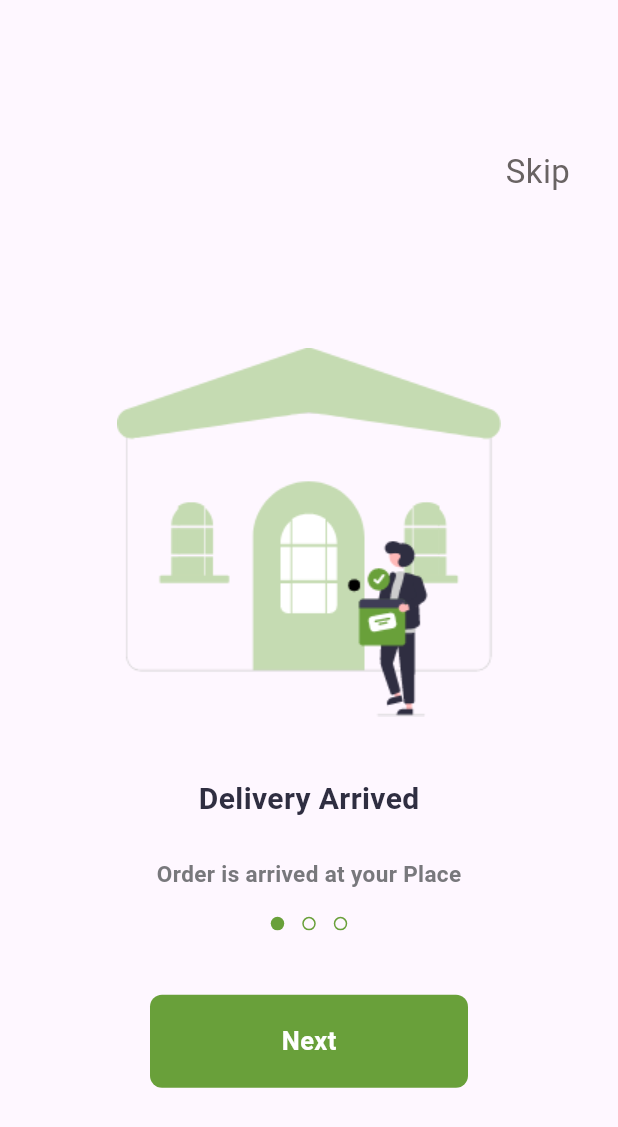
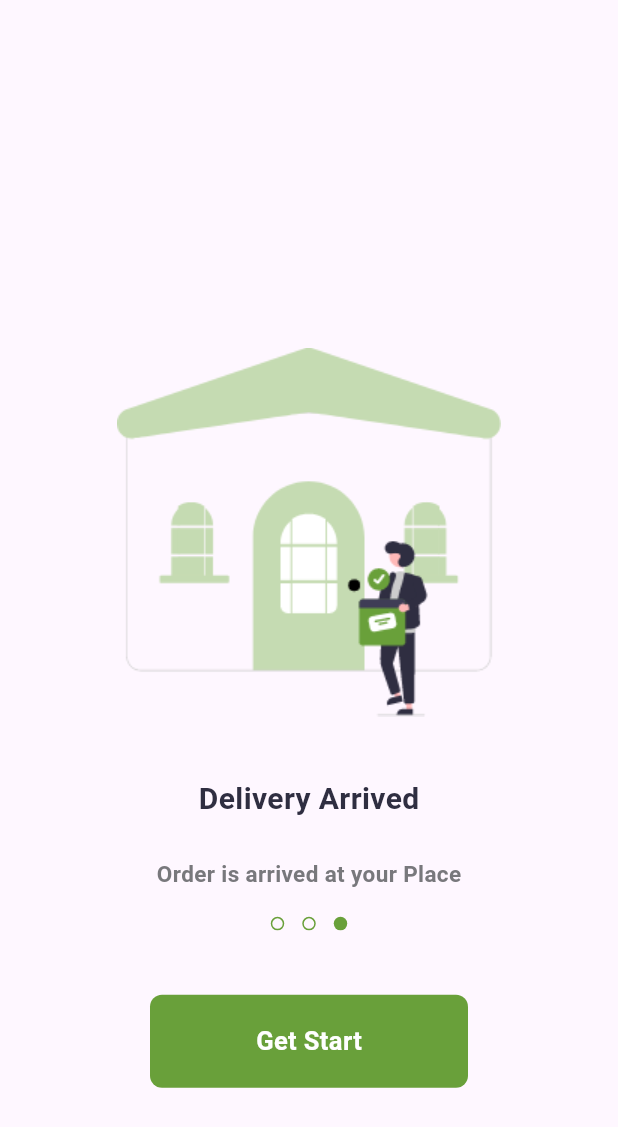
Before and after one commit to ahmedEhab10/E_commerce_fruitApp, a Flutter app: the screen it shows after launch, swiped to page 3, on a phone screen of 412 x 824 dp. Shown: the top 1127 px of the screen. Run offline on Flutter 3.47's test engine with Material 3 defaults, Android fonts, the phone set to English and light mode, and no system bars; drawn by our look-alikes of dots_indicator; our stand-ins replace get.

Commit message:
finish dotindicator

```diff
--- a/lib/core/Widgets/custom_page_view.dart
+++ b/lib/core/Widgets/custom_page_view.dart
@@ -3,11 +3,13 @@ import 'package:e_commerce/core/utils/Size_config.dart';
 import 'package:flutter/material.dart';
 
 class CustomPageView extends StatelessWidget {
-  const CustomPageView({super.key});
+  CustomPageView({super.key, required this.pageController});
+  PageController? pageController;
 
   @override
   Widget build(BuildContext context) {
     return PageView(
+      controller: pageController,
       children: const [
         PageViewItem(
           imagee: 'assets/images/onboarding1.png',
--- a/lib/features/On Baoarding/Presentaion/widgets/Custom_indicator.dart
+++ b/lib/features/On Baoarding/Presentaion/widgets/Custom_indicator.dart
@@ -3,13 +3,14 @@ import 'package:e_commerce/Constant.dart';
 import 'package:flutter/material.dart';
 
 class CustomIndicator extends StatelessWidget {
-  const CustomIndicator({super.key});
+  CustomIndicator({super.key, required this.dotindex});
+  double? dotindex;
 
   @override
   Widget build(BuildContext context) {
     return DotsIndicator(
       dotsCount: 3,
-      position: 0,
+      position: dotindex!.round(),
       decorator: DotsDecorator(
         activeColor: kMainColor,
         color: Colors.transparent,
--- a/lib/features/On Baoarding/Presentaion/widgets/on_boarding_body.dart
+++ b/lib/features/On Baoarding/Presentaion/widgets/on_boarding_body.dart
@@ -4,35 +4,63 @@ import 'package:e_commerce/core/utils/Size_config.dart';
 import 'package:e_commerce/features/On%20Baoarding/Presentaion/widgets/Custom_indicator.dart';
 import 'package:flutter/material.dart';
 
-class OnBoardingBody extends StatelessWidget {
+class OnBoardingBody extends StatefulWidget {
   const OnBoardingBody({super.key});
+
+  @override
+  State<OnBoardingBody> createState() => _OnBoardingBodyState();
+}
+
+class _OnBoardingBodyState extends State<OnBoardingBody> {
+  PageController? pageController;
+  @override
+  void initState() {
+    // TODO: implement initState
+    super.initState();
+
+    pageController = PageController(initialPage: 0)
+      ..addListener(() {
+        setState(() {});
+      });
+  }
 
   @override
   Widget build(BuildContext context) {
     SizeConfig().init(context);
     return Stack(
       children: [
-        CustomPageView(),
+        CustomPageView(
+          pageController: pageController,
+        ),
         Positioned(
             right: 0,
             left: 0,
             bottom: SizeConfig.defaultSize! * 20,
-            child: CustomIndicator()),
+            child: CustomIndicator(
+              dotindex: pageController!.hasClients ? pageController!.page : 0,
+            )),
         Positioned(
           top: SizeConfig.defaultSize! * 10,
           right: 32,
-          child: const Text(
-            'Skip',
-            style: TextStyle(
-                fontSize: 22, color: Color.fromARGB(249, 101, 95, 95)),
+          child: Visibility(
+            visible: pageController!.hasClients
+                ? (pageController!.page! > 1.8 ? false : true)
+                : true,
+            child: const Text(
+              'Skip',
+              style: TextStyle(
+                  fontSize: 22, color: Color.fromARGB(249, 101, 95, 95)),
+            ),
           ),
         ),
         Positioned(
           bottom: SizeConfig.defaultSize! * 10,
           right: 100,
           left: 100,
-          child: const CustomGenralButtons(
-            text: 'Next',
+          child: CustomGenralButtons(
+            text: pageController!.hasClients
+                ? (pageController!.page! > 1.8 ? 'Get Start' : 'Next')
+                : 'Next',
           ),
         ),
       ],
```
